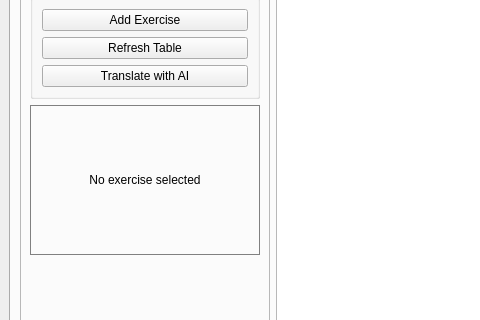
First picture: the form in src/harrix_swiss_knife/apps/fitness/window.ui, repository Harrix/harrix-swiss-knife, before the edit; both pictures show x 0 to 480 and y 93 to 413 of the 1392 by 641 pixel window.
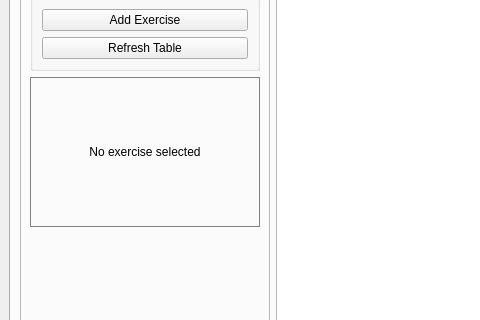
Second picture: the form after the edit. The open tabs and pages were chosen to show the change.

Commit message: 🗑️ Remove Translate with AI button from fitness exercises

```diff
--- a/src/harrix_swiss_knife/apps/fitness/window.ui
+++ b/src/harrix_swiss_knife/apps/fitness/window.ui
@@ -908,13 +908,6 @@
                     </property>
                    </widget>
                   </item>
-                  <item>
-                   <widget class="QPushButton" name="pushButton_translate_with_ai">
-                    <property name="text">
-                     <string>Translate with AI</string>
-                    </property>
-                   </widget>
-                  </item>
                  </layout>
                 </widget>
                </item>
```
The commit also changes 4 other files.
